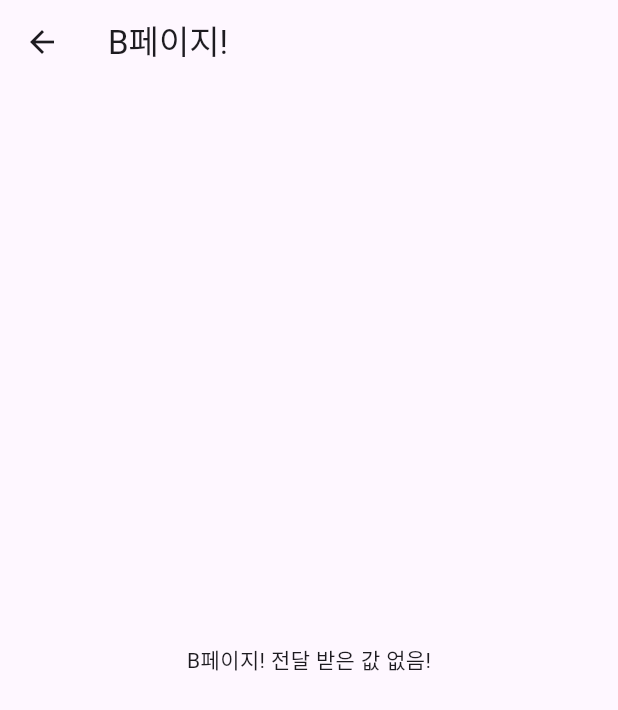
After one commit to limhyojin3/flutter260701, a Flutter app: the APage screen opened directly, after a tap on "그냥 이동", on a phone screen of 412 x 824 dp. The commit adds this screen. Shown: the top 710 px of the screen. Run offline on Flutter 3.47's test engine with Material 3 defaults, Android fonts, the phone set to English and light mode, and no system bars; our stand-ins replace confetti, flutter_rating_bar, fluttertoast, go_router, percent_indicator, qr_flutter.

Commit message:
260706 오전커밋

```diff
--- a/lib/day4/2_Drag.dart
+++ b/lib/day4/2_Drag.dart
@@ -12,8 +12,9 @@ class MyApp extends StatefulWidget {
 }
 
 class _MyAppState extends State<MyApp> {
-  double x = 150;
-  double y = 150;
+  // double x = 150;
+  // double y = 150;
+  Offset position = Offset(150, 150);
 
   @override
   Widget build(BuildContext context) {
@@ -22,14 +23,23 @@ class _MyAppState extends State<MyApp> {
         body: Stack(
           children: [
             Positioned(
-              top: y, left: x,
+              // top: y, left: x,
+              left: position.dx, top: position.dy,
               child: GestureDetector(
+                onTap: (){
+                  print(MediaQuery.of(context).size.width);
+                  print(MediaQuery.of(context).size.height);
+                },
                 onPanUpdate:(e){
                   setState(() {
-                    x += e.delta.dx;
-                    y += e.delta.dy;
+                    // x += e.delta.dx;
+                    // y += e.delta.dy;
+                    // position => (150,150)
+                    // delta => (2,3)
+                    // position + delta => (152,153)
+                    position += e.delta;
                   });
-                  print("X: ${e.delta.dx.toStringAsFixed(4)}, Y: ${e.delta.dy.toStringAsFixed(4)}");
+                  // print("X: ${e.delta.dx.toStringAsFixed(4)}, Y: ${e.delta.dy.toStringAsFixed(4)}");
                 },
                 child: Container(width: 100, height: 100, color: Colors.green,)
               )
--- /dev/null
+++ b/lib/day5/A_Page.dart
@@ -0,0 +1,69 @@
+import 'package:flutter/material.dart';
+import 'B_Page.dart';
+
+void main(){
+  runApp(const MyApp());
+}
+
+class MyApp extends StatefulWidget {
+  const MyApp({super.key});
+
+  @override
+  State<MyApp> createState() => _MyAppState();
+}
+
+class _MyAppState extends State<MyApp> {
+  @override
+  Widget build(BuildContext context) {
+    return MaterialApp(
+      home: APage(),
+    );
+  }
+}
+
+class APage extends StatefulWidget {
+  const APage({super.key});
+
+  @override
+  State<APage> createState() => _APageState();
+}
+
+class _APageState extends State<APage> {
+  @override
+  Widget build(BuildContext context) {
+    return Scaffold(
+      appBar: AppBar(
+        title: Text("A 페이지!"),
+      ),
+      body: Center(
+        child: Row(
+          mainAxisAlignment: MainAxisAlignment.center,
+          children: [
+            ElevatedButton(
+                onPressed: (){
+                  Navigator.push(
+                      context,
+                      MaterialPageRoute(
+                          builder: (context) => BPage(),
+                      )
+                  );
+                },
+                child: Text("그냥 이동")
+            ),
+            ElevatedButton(
+                onPressed: (){
+                  Navigator.push(
+                      context,
+                      MaterialPageRoute(
+                        builder: (context) => BPage(msg : "A페이지에서 보냈습니다."),
+                      )
+                  );
+                }, child: Text("값 보내기")
+            ),
+          ],
+        ),
+      ),
+
+    );
+  }
+}
--- /dev/null
+++ b/lib/day5/B_Page.dart
@@ -0,0 +1,19 @@
+import 'package:flutter/material.dart';
+
+class BPage extends StatelessWidget {
+  final String? msg;  //null을 허용하고싶으면 ?(물음표)를 붙인다.
+  const BPage({super.key, this.msg});
+
+  @override
+  Widget build(BuildContext context) {
+    return Scaffold(
+      appBar: AppBar(
+        title: Text("B페이지!"),
+        // automaticallyImplyLeading: false,
+      ),
+      body: Center(
+        child: Text(msg ?? "B페이지! 전달 받은 값 없음!"), //msg 가 null값인경우 나올 문구
+      ),
+    );
+  }
+}
--- /dev/null
+++ b/lib/day5/mainRoute.dart
@@ -0,0 +1,31 @@
+import 'package:flutter/material.dart';
+import 'package:go_router/go_router.dart';
+import 'routePage1.dart';
+import 'routePage2.dart';
+import 'routeRoot.dart';
+
+void main() => runApp(MyApp());
+
+final GoRouter router = GoRouter(
+  routes: [
+    // case1 : 기본 페이지
+    GoRoute(path: '/', builder: (context, state) => RootPage()),
+    // case2 : page1주소로 이동시 실행 페이지
+    GoRoute(path: '/page1', builder: (context, state) => Page1()),
+    // case3 : page2주소로 이동시 실행 페이지 - 파라미터 포함
+    GoRoute(path: '/page2', builder: (context, state) {
+      String name = state.uri.queryParameters['name'] ?? '이름 없음';
+      String age = state.uri.queryParameters['age'] ?? '나이 없음';
+      return Page2(name: name, age: age);
+    }),
+  ],
+);
+
+class MyApp extends StatelessWidget {
+  @override
+  Widget build(BuildContext context) {
+    return MaterialApp.router(
+      routerConfig: router,
+    );
+  }
+}
--- a/pubspec.yaml
+++ b/pubspec.yaml
@@ -35,6 +35,7 @@ dependencies:
   fluttertoast: ^9.1.0
   percent_indicator: ^4.2.5
   confetti: ^0.8.0
+  go_router: ^17.3.0
 
   # The following adds the Cupertino Icons font to your application.
   # Use with the CupertinoIcons class for iOS style icons.
```
Also changed, not shown: lib/day5/1_RandomBox.dart (added, +94 -0 lines), lib/day5/2_Dialog.dart (added, +63 -0 lines), lib/day5/routePage1.dart (added, +16 -0 lines), lib/day5/routePage2.dart (added, +26 -0 lines), lib/day5/routeRoot.dart (added, +33 -0 lines), pubspec.lock.
